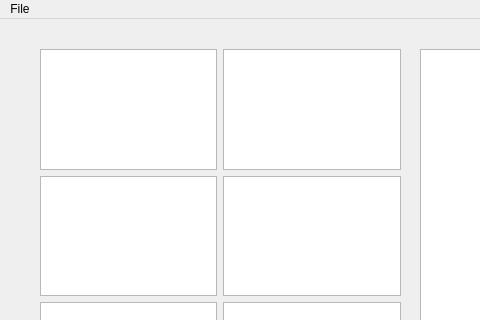
The window that view/Home.ui (ProjetS9/ProjetSI) describes before a commit, drawn with Qt 5; both pictures show x 0 to 480 and y 0 to 320 of the 800 by 600 pixel window.
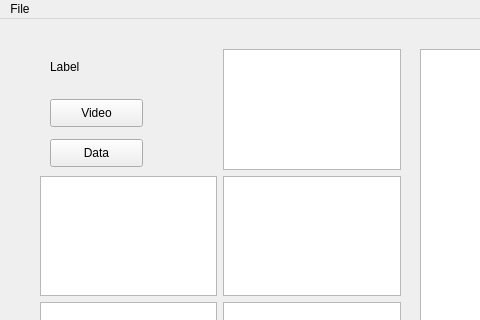
The same window after the commit. Icons and pictures are not drawn.

```diff
--- a/view/Home.ui
+++ b/view/Home.ui
@@ -126,30 +126,70 @@
      </rect>
     </property>
     <layout class="QGridLayout" name="gridLayout">
-     <item row="0" column="1">
+     <item row="1" column="2">
       <widget class="QGraphicsView" name="graphicsView_4"/>
      </item>
-     <item row="0" column="0">
-      <widget class="QGraphicsView" name="graphicsView_3"/>
-     </item>
-     <item row="1" column="1">
-      <widget class="QGraphicsView" name="graphicsView_5"/>
-     </item>
-     <item row="1" column="0">
-      <widget class="QGraphicsView" name="graphicsView_2"/>
-     </item>
-     <item row="3" column="0">
-      <widget class="QGraphicsView" name="graphicsView_6"/>
-     </item>
-     <item row="2" column="0">
-      <widget class="QGraphicsView" name="graphicsView_7"/>
-     </item>
-     <item row="2" column="1">
+     <item row="4" column="2">
       <widget class="QGraphicsView" name="graphicsView_8"/>
      </item>
+     <item row="4" column="1">
+      <widget class="QGraphicsView" name="graphicsView_7"/>
+     </item>
      <item row="3" column="1">
+      <widget class="QGraphicsView" name="graphicsView_2"/>
+     </item>
+     <item row="5" column="2">
       <widget class="QGraphicsView" name="graphicsView_9"/>
      </item>
+     <item row="3" column="2">
+      <widget class="QGraphicsView" name="graphicsView_5"/>
+     </item>
+     <item row="5" column="1">
+      <widget class="QGraphicsView" name="graphicsView_6"/>
+     </item>
+     <item row="1" column="1">
+      <widget class="QWidget" name="widget" native="true">
+       <widget class="QLabel" name="label">
+        <property name="geometry">
+         <rect>
+          <x>10</x>
+          <y>10</y>
+          <width>72</width>
+          <height>15</height>
+         </rect>
+        </property>
+        <property name="text">
+         <string>Label</string>
+        </property>
+       </widget>
+       <widget class="QPushButton" name="pushButtonVideo">
+        <property name="geometry">
+         <rect>
+          <x>10</x>
+          <y>50</y>
+          <width>93</width>
+          <height>28</height>
+         </rect>
+        </property>
+        <property name="text">
+         <string>Video</string>
+        </property>
+       </widget>
+       <widget class="QPushButton" name="pushButtonData">
+        <property name="geometry">
+         <rect>
+          <x>10</x>
+          <y>90</y>
+          <width>93</width>
+          <height>28</height>
+         </rect>
+        </property>
+        <property name="text">
+         <string>Data</string>
+        </property>
+       </widget>
+      </widget>
+     </item>
     </layout>
    </widget>
   </widget>
@@ -159,7 +199,7 @@
      <x>0</x>
      <y>0</y>
      <width>800</width>
-     <height>23</height>
+     <height>26</height>
     </rect>
    </property>
    <widget class="QMenu" name="menuFile">
```
Left out of the diff: 4 changed lines with no effect on the pictures.
